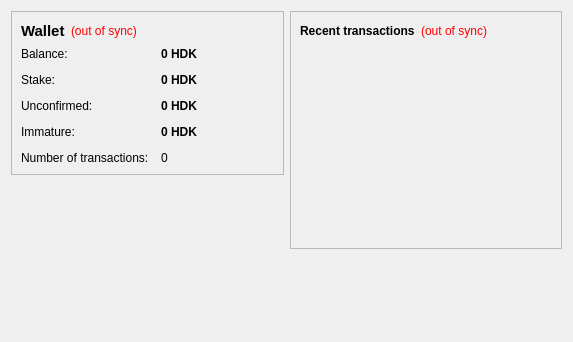
Above: src/qt/forms/overviewpage.ui from checkthecode/hadokencoin before the change. Below: the same form after it.
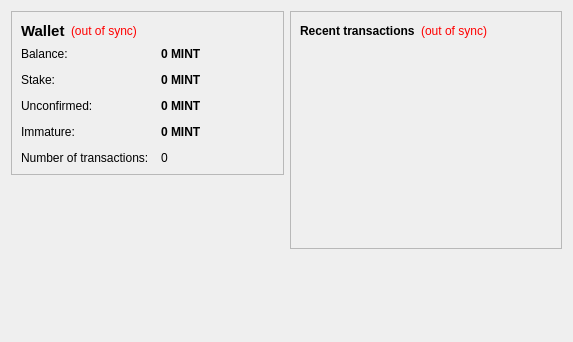
That is the form after the change. Icons and pictures are not drawn.

Diff of the .ui file:
```diff
--- a/src/qt/forms/overviewpage.ui
+++ b/src/qt/forms/overviewpage.ui
@@ -105,7 +105,7 @@
              <string>Your current balance</string>
             </property>
             <property name="text">
-             <string notr="true">0 HDK</string>
+             <string notr="true">0 MINT</string>
             </property>
             <property name="textInteractionFlags">
              <set>Qt::LinksAccessibleByMouse|Qt::TextSelectableByKeyboard|Qt::TextSelectableByMouse</set>
@@ -134,7 +134,7 @@
              <string>Total of coins that was staked, and do not yet count toward the current balance</string>
             </property>
             <property name="text">
-             <string notr="true">0 HDK</string>
+             <string notr="true">0 MINT</string>
             </property>
             <property name="textInteractionFlags">
              <set>Qt::LinksAccessibleByMouse|Qt::TextSelectableByKeyboard|Qt::TextSelectableByMouse</set>
@@ -163,7 +163,7 @@
              <string>Total of transactions that have yet to be confirmed, and do not yet count toward the current balance</string>
             </property>
             <property name="text">
-             <string notr="true">0 HDK</string>
+             <string notr="true">0 MINT</string>
             </property>
             <property name="textInteractionFlags">
              <set>Qt::LinksAccessibleByMouse|Qt::TextSelectableByKeyboard|Qt::TextSelectableByMouse</set>
@@ -189,7 +189,7 @@
              <string>Mined balance that has not yet matured</string>
             </property>
             <property name="text">
-             <string notr="true">0 HDK</string>
+             <string notr="true">0 MINT</string>
             </property>
             <property name="textInteractionFlags">
              <set>Qt::LinksAccessibleByMouse|Qt::TextSelectableByKeyboard|Qt::TextSelectableByMouse</set>
```
Left out of the diff: 4 changed lines with no effect on the pictures.
